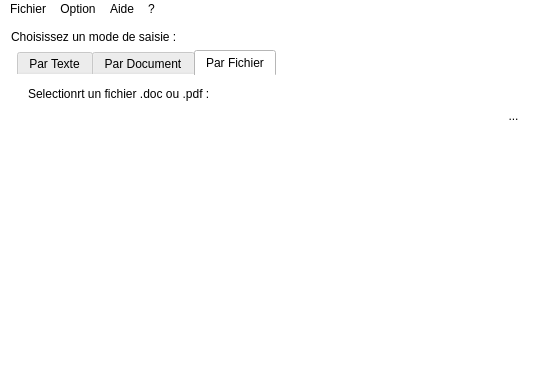
First picture: the form in Prototypes/AntiPlagia/src/Antiplagia/ihm.ui, repository Lorette/Antiplagiat, before the edit.
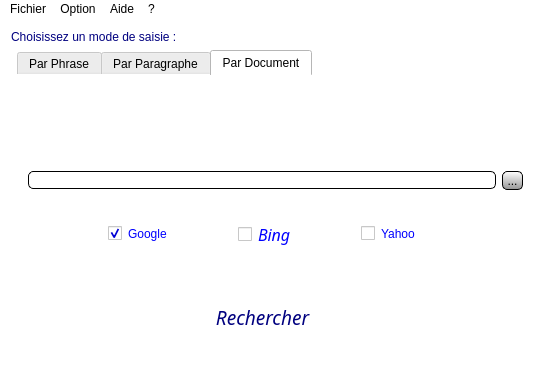
Second picture: the form after the edit. The open tabs and pages were chosen to show the change. Icons and pictures are not drawn.

Commit message: Modification du style de l'ui.

Patch:
```diff
--- a/Prototypes/AntiPlagia/src/Antiplagia/ihm.ui
+++ b/Prototypes/AntiPlagia/src/Antiplagia/ihm.ui
@@ -20,18 +20,31 @@
    <layout class="QHBoxLayout" name="horizontalLayout_3">
     <item>
      <layout class="QGridLayout" name="gridLayout">
+      <item row="0" column="0" colspan="2">
+       <widget class="QLabel" name="label_4">
+        <property name="styleSheet">
+         <string notr="true">font: italic 14pt &quot;Monotype Corsiva&quot;;
+font: 20pt &quot;French Script MT&quot;;
+color: rgb(0, 0, 127);</string>
+        </property>
+        <property name="text">
+         <string>Choisissez un mode de saisie :</string>
+        </property>
+       </widget>
+      </item>
       <item row="1" column="1">
        <widget class="QTabWidget" name="tabWidget">
         <property name="styleSheet">
          <string notr="true">background-color: rgb(255, 255, 255);
-border:none;</string>
+border:none;
+font: 10pt &quot;Harrington&quot;;</string>
         </property>
         <property name="currentIndex">
-         <number>0</number>
+         <number>2</number>
         </property>
         <widget class="QWidget" name="tab_3">
          <attribute name="title">
-          <string>Par Texte</string>
+          <string>Par Phrase</string>
          </attribute>
          <layout class="QVBoxLayout" name="verticalLayout_6">
           <item>
@@ -225,71 +238,425 @@
         </widget>
         <widget class="QWidget" name="tab_4">
          <attribute name="title">
-          <string>Par Document</string>
+          <string>Par Paragraphe</string>
          </attribute>
          <layout class="QVBoxLayout" name="verticalLayout_7">
           <item>
            <widget class="QLabel" name="label_6">
+            <property name="autoFillBackground">
+             <bool>false</bool>
+            </property>
             <property name="text">
-             <string>Entrer le texte du document :</string>
+             <string/>
             </property>
+            <property name="pixmap">
+             <pixmap resource="antiplagia.qrc">:/images/p2.jpg</pixmap>
+            </property>
+            <property name="alignment">
+             <set>Qt::AlignCenter</set>
+            </property>
            </widget>
           </item>
           <item>
-           <widget class="QTextEdit" name="textEdit_2"/>
+           <widget class="QTextEdit" name="textEdit_2">
+            <property name="maximumSize">
+             <size>
+              <width>16777215</width>
+              <height>37</height>
+             </size>
+            </property>
+            <property name="styleSheet">
+             <string notr="true">border-style:solid;
+border-width:1px;
+border-radius:5px;</string>
+            </property>
+           </widget>
+          </item>
+          <item>
+           <widget class="QGroupBox" name="groupBox_2">
+            <property name="styleSheet">
+             <string notr="true">border:none;
+font: italic 12pt &quot;Monotype Corsiva&quot;;
+color: rgb(0, 0, 255);</string>
+            </property>
+            <property name="title">
+             <string/>
+            </property>
+            <layout class="QVBoxLayout" name="verticalLayout_5">
+             <item>
+              <layout class="QHBoxLayout" name="horizontalLayout_2">
+               <property name="spacing">
+                <number>0</number>
+               </property>
+               <property name="leftMargin">
+                <number>0</number>
+               </property>
+               <item>
+                <spacer name="horizontalSpacer_7">
+                 <property name="orientation">
+                  <enum>Qt::Horizontal</enum>
+                 </property>
+                 <property name="sizeHint" stdset="0">
+                  <size>
+                   <width>40</width>
+                   <height>20</height>
+                  </size>
+                 </property>
+                </spacer>
+               </item>
+               <item>
+                <widget class="QCheckBox" name="checkBox_7">
+                 <property name="enabled">
+                  <bool>true</bool>
+                 </property>
+                 <property name="text">
+                  <string>Google</string>
+                 </property>
+                 <property name="checked">
+                  <bool>true</bool>
+                 </property>
+                </widget>
+               </item>
+               <item>
+                <spacer name="horizontalSpacer_8">
+                 <property name="orientation">
+                  <enum>Qt::Horizontal</enum>
+                 </property>
+                 <property name="sizeHint" stdset="0">
+                  <size>
+                   <width>40</width>
+                   <height>20</height>
+                  </size>
+                 </property>
+                </spacer>
+               </item>
+               <item>
+                <widget class="QCheckBox" name="checkBox_8">
+                 <property name="enabled">
+                  <bool>true</bool>
+                 </property>
+                 <property name="styleSheet">
+                  <string notr="true"/>
+                 </property>
+                 <property name="text">
+                  <string>Bing</string>
+                 </property>
+                </widget>
+               </item>
+               <item>
+                <spacer name="horizontalSpacer_9">
+                 <property name="orientation">
+                  <enum>Qt::Horizontal</enum>
+                 </property>
+                 <property name="sizeHint" stdset="0">
+                  <size>
+                   <width>40</width>
+                   <height>20</height>
+                  </size>
+                 </property>
+                </spacer>
+               </item>
+               <item>
+                <widget class="QCheckBox" name="checkBox_9">
+                 <property name="enabled">
+                  <bool>true</bool>
+                 </property>
+                 <property name="text">
+                  <string>Yahoo</string>
+                 </property>
+                </widget>
+               </item>
+               <item>
+                <spacer name="horizontalSpacer_10">
+                 <property name="orientation">
+                  <enum>Qt::Horizontal</enum>
+                 </property>
+                 <property name="sizeHint" stdset="0">
+                  <size>
+                   <width>40</width>
+                   <height>20</height>
+                  </size>
+                 </property>
+                </spacer>
+               </item>
+              </layout>
+             </item>
+            </layout>
+           </widget>
+          </item>
+          <item>
+           <widget class="QWidget" name="widget_3" native="true">
+            <layout class="QGridLayout" name="gridLayout_4">
+             <item row="0" column="1">
+              <widget class="QPushButton" name="pushButton_2">
+               <property name="styleSheet">
+                <string notr="true">font: italic 14pt &quot;Monotype Corsiva&quot;;
+color: rgb(0, 0, 127);</string>
+               </property>
+               <property name="text">
+                <string>Rechercher</string>
+               </property>
+              </widget>
+             </item>
+             <item row="0" column="0">
+              <spacer name="horizontalSpacer_11">
+               <property name="orientation">
+                <enum>Qt::Horizontal</enum>
+               </property>
+               <property name="sizeHint" stdset="0">
+                <size>
+                 <width>40</width>
+                 <height>20</height>
+                </size>
+               </property>
+              </spacer>
+             </item>
+             <item row="0" column="2">
+              <spacer name="horizontalSpacer_12">
+               <property name="orientation">
+                <enum>Qt::Horizontal</enum>
+               </property>
+               <property name="sizeHint" stdset="0">
+                <size>
+                 <width>40</width>
+                 <height>20</height>
+                </size>
+               </property>
+              </spacer>
+             </item>
+            </layout>
+           </widget>
           </item>
          </layout>
         </widget>
         <widget class="QWidget" name="tab_5">
          <attribute name="title">
-          <string>Par Fichier</string>
+          <string>Par Document</string>
          </attribute>
          <layout class="QGridLayout" name="gridLayout_2">
-          <item row="0" column="0">
+          <item row="2" column="0">
            <widget class="QLabel" name="label_7">
             <property name="text">
-             <string>Selectionrt un fichier .doc ou .pdf :</string>
+             <string/>
             </property>
-           </widget>
-          </item>
-          <item row="1" column="0">
-           <widget class="QLineEdit" name="lineEdit_4">
-            <property name="readOnly">
-             <bool>true</bool>
+            <property name="pixmap">
+             <pixmap resource="antiplagia.qrc">:/images/p2.jpg</pixmap>
             </property>
+            <property name="alignment">
+             <set>Qt::AlignCenter</set>
+            </property>
            </widget>
           </item>
-          <item row="1" column="1">
+          <item row="4" column="1">
            <widget class="QToolButton" name="toolButton_2">
+            <property name="styleSheet">
+             <string notr="true">border-style:solid;
+border-width:1px;
+background-color: qlineargradient(spread:pad, x1:0.467, y1:1, x2:0.492462, y2:0, stop:0 rgba(150, 150, 150, 255), stop:1 rgba(255, 255, 255, 255));
+border-radius:5px;
+</string>
+            </property>
             <property name="text">
              <string>...</string>
             </property>
            </widget>
           </item>
-          <item row="2" column="0">
-           <spacer name="verticalSpacer_6">
-            <property name="orientation">
-             <enum>Qt::Vertical</enum>
+          <item row="4" column="0">
+           <widget class="QLineEdit" name="lineEdit_4">
+            <property name="styleSheet">
+             <string notr="true">border-style:solid;
+border-width:1px;
+border-radius:5px;</string>
             </property>
-            <property name="sizeHint" stdset="0">
-             <size>
-              <width>20</width>
-              <height>40</height>
-             </size>
+            <property name="readOnly">
+             <bool>true</bool>
             </property>
-           </spacer>
+           </widget>
+          </item>
+          <item row="6" column="0">
+           <widget class="QWidget" name="widget_4" native="true">
+            <property name="styleSheet">
+             <string notr="true">color: rgb(0, 0, 127);
+font: italic 14pt &quot;Monotype Corsiva&quot;;</string>
+            </property>
+            <layout class="QGridLayout" name="gridLayout_6">
+             <item row="0" column="1">
+              <widget class="QPushButton" name="pushButton_3">
+               <property name="font">
+                <font>
+                 <family>Monotype Corsiva</family>
+                 <pointsize>14</pointsize>
+                 <italic>true</italic>
+                </font>
+               </property>
+               <property name="styleSheet">
+                <string notr="true">color: rgb(0, 0, 127);</string>
+               </property>
+               <property name="text">
+                <string>Rechercher</string>
+               </property>
+              </widget>
+             </item>
+             <item row="0" column="0">
+              <spacer name="horizontalSpacer_23">
+               <property name="orientation">
+                <enum>Qt::Horizontal</enum>
+               </property>
+               <property name="sizeHint" stdset="0">
+                <size>
+                 <width>40</width>
+                 <height>20</height>
+                </size>
+               </property>
+              </spacer>
+             </item>
+             <item row="0" column="2">
+              <spacer name="horizontalSpacer_24">
+               <property name="orientation">
+                <enum>Qt::Horizontal</enum>
+               </property>
+               <property name="sizeHint" stdset="0">
+                <size>
+                 <width>40</width>
+                 <height>20</height>
+                </size>
+               </property>
+              </spacer>
+             </item>
+            </layout>
+           </widget>
+          </item>
+          <item row="5" column="0">
+           <widget class="QGroupBox" name="groupBox_3">
+            <property name="styleSheet">
+             <string notr="true">border:none;
+font: italic 12pt &quot;Monotype Corsiva&quot;;
+color: rgb(0, 0, 255);</string>
+            </property>
+            <property name="title">
+             <string/>
+            </property>
+            <layout class="QVBoxLayout" name="verticalLayout_9">
+             <item>
+              <layout class="QHBoxLayout" name="horizontalLayout_5">
+               <property name="spacing">
+                <number>0</number>
+               </property>
+               <property name="leftMargin">
+                <number>0</number>
+               </property>
+               <item>
+                <spacer name="horizontalSpacer_19">
+                 <property name="orientation">
+                  <enum>Qt::Horizontal</enum>
+                 </property>
+                 <property name="sizeHint" stdset="0">
+                  <size>
+                   <width>40</width>
+                   <height>20</height>
+                  </size>
+                 </property>
+                </spacer>
+               </item>
+               <item>
+                <widget class="QCheckBox" name="checkBox_10">
+                 <property name="enabled">
+                  <bool>true</bool>
+                 </property>
+                 <property name="styleSheet">
+                  <string notr="true">color: rgb(0, 0, 255);
+font: italic 12pt &quot;Monotype Corsiva&quot;;</string>
+                 </property>
+                 <property name="text">
+                  <string>Google</string>
+                 </property>
+                 <property name="checked">
+                  <bool>true</bool>
+                 </property>
+                </widget>
+               </item>
+               <item>
+                <spacer name="horizontalSpacer_20">
+                 <property name="orientation">
+                  <enum>Qt::Horizontal</enum>
+                 </property>
+                 <property name="sizeHint" stdset="0">
+                  <size>
+                   <width>40</width>
+                   <height>20</height>
+                  </size>
+                 </property>
+                </spacer>
+               </item>
+               <item>
+                <widget class="QCheckBox" name="checkBox_11">
+                 <property name="enabled">
+                  <bool>true</bool>
+                 </property>
+                 <property name="font">
+                  <font>
+                   <family>Monotype Corsiva</family>
+                   <pointsize>12</pointsize>
+                   <italic>true</italic>
+                  </font>
+                 </property>
+                 <property name="styleSheet">
+                  <string notr="true">color: rgb(0, 0, 255);</string>
+                 </property>
+                 <property name="text">
+                  <string>Bing</string>
+                 </property>
+                </widget>
+               </item>
+               <item>
+                <spacer name="horizontalSpacer_21">
+                 <property name="orientation">
+                  <enum>Qt::Horizontal</enum>
+                 </property>
+                 <property name="sizeHint" stdset="0">
+                  <size>
+                   <width>40</width>
+                   <height>20</height>
+                  </size>
+                 </property>
+                </spacer>
+               </item>
+               <item>
+                <widget class="QCheckBox" name="checkBox_12">
+                 <property name="enabled">
+                  <bool>true</bool>
+                 </property>
+                 <property name="styleSheet">
+                  <string notr="true">font: italic 12pt &quot;Monotype Corsiva&quot;;
+color: rgb(0, 0, 255);</string>
+                 </property>
+                 <property name="text">
+                  <string>Yahoo</string>
+                 </property>
+                </widget>
+               </item>
+               <item>
+                <spacer name="horizontalSpacer_22">
+                 <property name="orientation">
+                  <enum>Qt::Horizontal</enum>
+                 </property>
+                 <property name="sizeHint" stdset="0">
+                  <size>
+                   <width>40</width>
+                   <height>20</height>
+                  </size>
+                 </property>
+                </spacer>
+               </item>
+              </layout>
+             </item>
+            </layout>
+           </widget>
           </item>
          </layout>
         </widget>
        </widget>
       </item>
-      <item row="0" column="0" colspan="2">
-       <widget class="QLabel" name="label_4">
-        <property name="text">
-         <string>Choisissez un mode de saisie :</string>
-        </property>
-       </widget>
-      </item>
      </layout>
     </item>
    </layout>
```
The commit also changes 1 other file.
